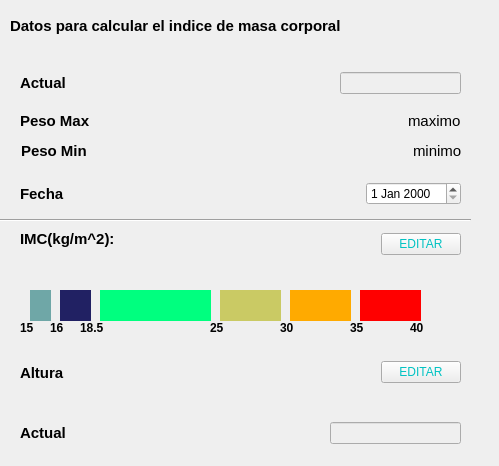
Before: the Qt Designer form persona.ui in XMoiX22/Qt-Calculo-IMC, drawn with Qt 5.
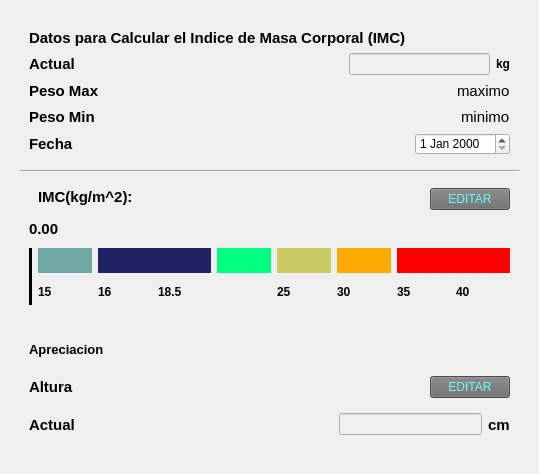
After: the same form once the commit is applied. Icons and pictures are not drawn.

Diff of the .ui file:
```diff
--- a/persona.ui
+++ b/persona.ui
@@ -6,22 +6,45 @@
    <rect>
     <x>0</x>
     <y>0</y>
-    <width>499</width>
-    <height>466</height>
+    <width>539</width>
+    <height>474</height>
    </rect>
   </property>
   <property name="windowTitle">
    <string>Form</string>
   </property>
+  <property name="windowIcon">
+   <iconset resource="recursos.qrc">
+    <normaloff>:/new/prefix1/recursos/indice-de-masa-corporal.png</normaloff>
+    <disabledoff>:/new/prefix1/recursos/indice-de-masa-corporal.png</disabledoff>:/new/prefix1/recursos/indice-de-masa-corporal.png</iconset>
+  </property>
+  <property name="styleSheet">
+   <string notr="true">color: rgb(0, 0, 0);</string>
+  </property>
+  <layout class="QGridLayout" name="gridLayout_4">
+   <item row="0" column="0">
+    <widget class="QWidget" name="widget" native="true">
+     <layout class="QGridLayout" name="gridLayout_3">
+      <item row="0" column="0">
+       <widget class="QWidget" name="widget_2" native="true">
+        <layout class="QVBoxLayout" name="verticalLayout">
+         <item>
   <widget class="QLabel" name="label">
-   <property name="geometry">
-    <rect>
-     <x>10</x>
-     <y>10</y>
-     <width>361</width>
-     <height>31</height>
-    </rect>
-   </property>
+           <property name="font">
+            <font>
+             <pointsize>11</pointsize>
+             <bold>true</bold>
+            </font>
+           </property>
+           <property name="text">
+            <string>Datos para Calcular el Indice de Masa Corporal (IMC)</string>
+           </property>
+          </widget>
+         </item>
+         <item>
+          <layout class="QHBoxLayout" name="horizontalLayout_6">
+           <item>
+            <widget class="QLabel" name="label_12">
    <property name="font">
     <font>
      <pointsize>11</pointsize>
@@ -29,18 +52,49 @@
     </font>
    </property>
    <property name="text">
-    <string>Datos para calcular el indice de masa corporal</string>
-   </property>
-  </widget>
-  <widget class="QWidget" name="layoutWidget">
-   <property name="geometry">
-    <rect>
-     <x>20</x>
-     <y>110</y>
-     <width>441</width>
-     <height>22</height>
-    </rect>
-   </property>
+              <string>Actual</string>
+             </property>
+            </widget>
+           </item>
+           <item>
+            <spacer name="horizontalSpacer_6">
+             <property name="orientation">
+              <enum>Qt::Horizontal</enum>
+             </property>
+             <property name="sizeHint" stdset="0">
+              <size>
+               <width>268</width>
+               <height>20</height>
+              </size>
+             </property>
+            </spacer>
+           </item>
+           <item>
+            <widget class="QLineEdit" name="lineEdit_4">
+             <property name="enabled">
+              <bool>false</bool>
+             </property>
+             <property name="alignment">
+              <set>Qt::AlignRight|Qt::AlignTrailing|Qt::AlignVCenter</set>
+             </property>
+            </widget>
+           </item>
+           <item>
+            <widget class="QLabel" name="label_25">
+             <property name="font">
+              <font>
+               <pointsize>9</pointsize>
+               <bold>true</bold>
+              </font>
+             </property>
+             <property name="text">
+              <string>kg</string>
+             </property>
+            </widget>
+           </item>
+          </layout>
+         </item>
+         <item>
    <layout class="QHBoxLayout" name="horizontalLayout_5">
     <item>
      <widget class="QLabel" name="label_10">
@@ -82,296 +136,8 @@
      </widget>
     </item>
    </layout>
-  </widget>
-  <widget class="QWidget" name="layoutWidget_2">
-   <property name="geometry">
-    <rect>
-     <x>20</x>
-     <y>70</y>
-     <width>441</width>
-     <height>26</height>
-    </rect>
-   </property>
-   <layout class="QHBoxLayout" name="horizontalLayout_6">
-    <item>
-     <widget class="QLabel" name="label_12">
-      <property name="font">
-       <font>
-        <pointsize>11</pointsize>
-        <bold>true</bold>
-       </font>
-      </property>
-      <property name="text">
-       <string>Actual</string>
-      </property>
-     </widget>
     </item>
     <item>
-     <spacer name="horizontalSpacer_6">
-      <property name="orientation">
-       <enum>Qt::Horizontal</enum>
-      </property>
-      <property name="sizeHint" stdset="0">
-       <size>
-        <width>268</width>
-        <height>20</height>
-       </size>
-      </property>
-     </spacer>
-    </item>
-    <item>
-     <widget class="QLineEdit" name="lineEdit_4">
-      <property name="enabled">
-       <bool>false</bool>
-      </property>
-     </widget>
-    </item>
-   </layout>
-  </widget>
-  <widget class="Line" name="line">
-   <property name="geometry">
-    <rect>
-     <x>0</x>
-     <y>210</y>
-     <width>471</width>
-     <height>20</height>
-    </rect>
-   </property>
-   <property name="orientation">
-    <enum>Qt::Horizontal</enum>
-   </property>
-  </widget>
-  <widget class="QLabel" name="label_2">
-   <property name="geometry">
-    <rect>
-     <x>30</x>
-     <y>290</y>
-     <width>21</width>
-     <height>31</height>
-    </rect>
-   </property>
-   <property name="styleSheet">
-    <string notr="true">background-color: rgb(111, 167, 167);</string>
-   </property>
-   <property name="text">
-    <string/>
-   </property>
-  </widget>
-  <widget class="QLabel" name="label_3">
-   <property name="geometry">
-    <rect>
-     <x>60</x>
-     <y>290</y>
-     <width>31</width>
-     <height>31</height>
-    </rect>
-   </property>
-   <property name="styleSheet">
-    <string notr="true">background-color: rgb(33, 33, 99);</string>
-   </property>
-   <property name="text">
-    <string/>
-   </property>
-  </widget>
-  <widget class="QLabel" name="label_13">
-   <property name="geometry">
-    <rect>
-     <x>100</x>
-     <y>290</y>
-     <width>111</width>
-     <height>31</height>
-    </rect>
-   </property>
-   <property name="styleSheet">
-    <string notr="true">background-color: rgb(0, 255, 127);</string>
-   </property>
-   <property name="text">
-    <string/>
-   </property>
-  </widget>
-  <widget class="QLabel" name="label_14">
-   <property name="geometry">
-    <rect>
-     <x>220</x>
-     <y>290</y>
-     <width>61</width>
-     <height>31</height>
-    </rect>
-   </property>
-   <property name="styleSheet">
-    <string notr="true">background-color: rgb(202, 202, 100);</string>
-   </property>
-   <property name="text">
-    <string/>
-   </property>
-  </widget>
-  <widget class="QLabel" name="label_15">
-   <property name="geometry">
-    <rect>
-     <x>290</x>
-     <y>290</y>
-     <width>61</width>
-     <height>31</height>
-    </rect>
-   </property>
-   <property name="styleSheet">
-    <string notr="true">background-color: rgb(255, 170, 0);</string>
-   </property>
-   <property name="text">
-    <string/>
-   </property>
-  </widget>
-  <widget class="QLabel" name="label_16">
-   <property name="geometry">
-    <rect>
-     <x>360</x>
-     <y>290</y>
-     <width>61</width>
-     <height>31</height>
-    </rect>
-   </property>
-   <property name="styleSheet">
-    <string notr="true">background-color: rgb(255, 0, 0);</string>
-   </property>
-   <property name="text">
-    <string/>
-   </property>
-  </widget>
-  <widget class="QLabel" name="label_17">
-   <property name="geometry">
-    <rect>
-     <x>20</x>
-     <y>320</y>
-     <width>16</width>
-     <height>16</height>
-    </rect>
-   </property>
-   <property name="font">
-    <font>
-     <bold>true</bold>
-    </font>
-   </property>
-   <property name="text">
-    <string>15</string>
-   </property>
-  </widget>
-  <widget class="QLabel" name="label_18">
-   <property name="geometry">
-    <rect>
-     <x>50</x>
-     <y>320</y>
-     <width>16</width>
-     <height>16</height>
-    </rect>
-   </property>
-   <property name="font">
-    <font>
-     <bold>true</bold>
-    </font>
-   </property>
-   <property name="text">
-    <string>16</string>
-   </property>
-  </widget>
-  <widget class="QLabel" name="label_19">
-   <property name="geometry">
-    <rect>
-     <x>80</x>
-     <y>320</y>
-     <width>31</width>
-     <height>16</height>
-    </rect>
-   </property>
-   <property name="font">
-    <font>
-     <bold>true</bold>
-    </font>
-   </property>
-   <property name="text">
-    <string>18.5</string>
-   </property>
-  </widget>
-  <widget class="QLabel" name="label_20">
-   <property name="geometry">
-    <rect>
-     <x>210</x>
-     <y>320</y>
-     <width>16</width>
-     <height>16</height>
-    </rect>
-   </property>
-   <property name="font">
-    <font>
-     <bold>true</bold>
-    </font>
-   </property>
-   <property name="text">
-    <string>25</string>
-   </property>
-  </widget>
-  <widget class="QLabel" name="label_21">
-   <property name="geometry">
-    <rect>
-     <x>280</x>
-     <y>320</y>
-     <width>16</width>
-     <height>16</height>
-    </rect>
-   </property>
-   <property name="font">
-    <font>
-     <bold>true</bold>
-    </font>
-   </property>
-   <property name="text">
-    <string>30</string>
-   </property>
-  </widget>
-  <widget class="QLabel" name="label_22">
-   <property name="geometry">
-    <rect>
-     <x>350</x>
-     <y>320</y>
-     <width>16</width>
-     <height>16</height>
-    </rect>
-   </property>
-   <property name="font">
-    <font>
-     <bold>true</bold>
-    </font>
-   </property>
-   <property name="text">
-    <string>35</string>
-   </property>
-  </widget>
-  <widget class="QLabel" name="label_23">
-   <property name="geometry">
-    <rect>
-     <x>410</x>
-     <y>320</y>
-     <width>16</width>
-     <height>16</height>
-    </rect>
-   </property>
-   <property name="font">
-    <font>
-     <bold>true</bold>
-    </font>
-   </property>
-   <property name="text">
-    <string>40</string>
-   </property>
-  </widget>
-  <widget class="QWidget" name="layoutWidget">
-   <property name="geometry">
-    <rect>
-     <x>21</x>
-     <y>140</y>
-     <width>441</width>
-     <height>22</height>
-    </rect>
-   </property>
    <layout class="QHBoxLayout" name="horizontalLayout_4">
     <item>
      <widget class="QLabel" name="label_4">
@@ -413,16 +179,8 @@
      </widget>
     </item>
    </layout>
-  </widget>
-  <widget class="QWidget" name="layoutWidget">
-   <property name="geometry">
-    <rect>
-     <x>20</x>
-     <y>180</y>
-     <width>441</width>
-     <height>27</height>
-    </rect>
-   </property>
+         </item>
+         <item>
    <layout class="QHBoxLayout" name="horizontalLayout_7">
     <item>
      <widget class="QLabel" name="label_6">
@@ -454,16 +212,130 @@
      <widget class="QDateEdit" name="dateEdit"/>
     </item>
    </layout>
-  </widget>
-  <widget class="QWidget" name="layoutWidget">
-   <property name="geometry">
-    <rect>
-     <x>20</x>
-     <y>230</y>
-     <width>441</width>
-     <height>29</height>
-    </rect>
-   </property>
+         </item>
+        </layout>
+       </widget>
+      </item>
+      <item row="1" column="0">
+       <widget class="Line" name="line">
+        <property name="orientation">
+         <enum>Qt::Horizontal</enum>
+        </property>
+       </widget>
+      </item>
+      <item row="2" column="0">
+       <widget class="QWidget" name="widget_3" native="true">
+        <layout class="QGridLayout" name="gridLayout">
+         <item row="2" column="0" rowspan="2">
+          <widget class="Line" name="line_2">
+           <property name="styleSheet">
+            <string notr="true"/>
+           </property>
+           <property name="frameShadow">
+            <enum>QFrame::Plain</enum>
+           </property>
+           <property name="lineWidth">
+            <number>4</number>
+           </property>
+           <property name="orientation">
+            <enum>Qt::Vertical</enum>
+           </property>
+          </widget>
+         </item>
+         <item row="3" column="1">
+          <widget class="QLabel" name="label_17">
+           <property name="font">
+            <font>
+             <bold>true</bold>
+            </font>
+           </property>
+           <property name="text">
+            <string>15</string>
+           </property>
+          </widget>
+         </item>
+         <item row="3" column="2">
+          <widget class="QLabel" name="label_18">
+           <property name="font">
+            <font>
+             <bold>true</bold>
+            </font>
+           </property>
+           <property name="text">
+            <string>16</string>
+           </property>
+          </widget>
+         </item>
+         <item row="3" column="8">
+          <widget class="QLabel" name="label_23">
+           <property name="font">
+            <font>
+             <bold>true</bold>
+            </font>
+           </property>
+           <property name="text">
+            <string>40</string>
+           </property>
+          </widget>
+         </item>
+         <item row="2" column="2" colspan="2">
+          <widget class="QLabel" name="label_3">
+           <property name="styleSheet">
+            <string notr="true">background-color: rgb(33, 33, 99);</string>
+           </property>
+           <property name="text">
+            <string/>
+           </property>
+          </widget>
+         </item>
+         <item row="2" column="5">
+          <widget class="QLabel" name="label_14">
+           <property name="styleSheet">
+            <string notr="true">background-color: rgb(202, 202, 100);</string>
+           </property>
+           <property name="text">
+            <string/>
+           </property>
+          </widget>
+         </item>
+         <item row="3" column="3" colspan="2">
+          <widget class="QLabel" name="label_19">
+           <property name="font">
+            <font>
+             <bold>true</bold>
+            </font>
+           </property>
+           <property name="text">
+            <string>18.5</string>
+           </property>
+          </widget>
+         </item>
+         <item row="3" column="5">
+          <widget class="QLabel" name="label_20">
+           <property name="font">
+            <font>
+             <bold>true</bold>
+            </font>
+           </property>
+           <property name="text">
+            <string>25</string>
+           </property>
+          </widget>
+         </item>
+         <item row="1" column="0" colspan="2">
+          <widget class="QLabel" name="label_24">
+           <property name="font">
+            <font>
+             <pointsize>11</pointsize>
+             <bold>true</bold>
+            </font>
+           </property>
+           <property name="text">
+            <string>0.00</string>
+           </property>
+          </widget>
+         </item>
+         <item row="0" column="1" colspan="8">
    <layout class="QHBoxLayout" name="horizontalLayout">
     <item>
      <layout class="QFormLayout" name="formLayout_5">
@@ -501,9 +373,8 @@
        <bool>false</bool>
       </property>
       <property name="styleSheet">
-       <string notr="true">color: rgb(0, 194, 194);
-font: 75 9pt &quot;MS Shell Dlg 2&quot;;
-background-color: rgb(238, 238, 238);</string>
+              <string notr="true">background-color: rgb(107, 107, 107);
+color: rgb(103, 255, 250);</string>
       </property>
       <property name="text">
        <string>EDITAR</string>
@@ -511,16 +382,91 @@
      </widget>
     </item>
    </layout>
-  </widget>
-  <widget class="QWidget" name="layoutWidget">
-   <property name="geometry">
-    <rect>
-     <x>20</x>
-     <y>360</y>
-     <width>441</width>
-     <height>25</height>
-    </rect>
-   </property>
+         </item>
+         <item row="2" column="7" colspan="2">
+          <widget class="QLabel" name="label_16">
+           <property name="styleSheet">
+            <string notr="true">background-color: rgb(255, 0, 0);</string>
+           </property>
+           <property name="text">
+            <string/>
+           </property>
+          </widget>
+         </item>
+         <item row="2" column="4">
+          <widget class="QLabel" name="label_13">
+           <property name="styleSheet">
+            <string notr="true">background-color: rgb(0, 255, 127);</string>
+           </property>
+           <property name="text">
+            <string/>
+           </property>
+          </widget>
+         </item>
+         <item row="3" column="6">
+          <widget class="QLabel" name="label_21">
+           <property name="font">
+            <font>
+             <bold>true</bold>
+            </font>
+           </property>
+           <property name="text">
+            <string>30</string>
+           </property>
+          </widget>
+         </item>
+         <item row="3" column="7">
+          <widget class="QLabel" name="label_22">
+           <property name="font">
+            <font>
+             <bold>true</bold>
+            </font>
+           </property>
+           <property name="text">
+            <string>35</string>
+           </property>
+          </widget>
+         </item>
+         <item row="2" column="1">
+          <widget class="QLabel" name="label_2">
+           <property name="styleSheet">
+            <string notr="true">background-color: rgb(111, 167, 167);</string>
+           </property>
+           <property name="text">
+            <string/>
+           </property>
+          </widget>
+         </item>
+         <item row="2" column="6">
+          <widget class="QLabel" name="label_15">
+           <property name="styleSheet">
+            <string notr="true">background-color: rgb(255, 170, 0);</string>
+           </property>
+           <property name="text">
+            <string/>
+           </property>
+          </widget>
+         </item>
+        </layout>
+       </widget>
+      </item>
+      <item row="3" column="0">
+       <widget class="QWidget" name="widget_4" native="true">
+        <layout class="QGridLayout" name="gridLayout_2">
+         <item row="0" column="0">
+          <widget class="QLabel" name="label_27">
+           <property name="font">
+            <font>
+             <pointsize>10</pointsize>
+             <bold>true</bold>
+            </font>
+           </property>
+           <property name="text">
+            <string>Apreciacion</string>
+           </property>
+          </widget>
+         </item>
+         <item row="1" column="0">
    <layout class="QHBoxLayout" name="horizontalLayout_2">
     <item>
      <widget class="QLabel" name="label_7">
@@ -551,9 +497,8 @@
     <item>
      <widget class="QPushButton" name="pushButton_2">
       <property name="styleSheet">
-       <string notr="true">color: rgb(0, 194, 194);
-font: 75 9pt &quot;MS Shell Dlg 2&quot;;
-background-color: rgb(238, 238, 238);</string>
+              <string notr="true">background-color: rgb(107, 107, 107);
+color: rgb(103, 255, 250);</string>
       </property>
       <property name="text">
        <string>EDITAR</string>
@@ -561,16 +506,8 @@
      </widget>
     </item>
    </layout>
-  </widget>
-  <widget class="QWidget" name="layoutWidget">
-   <property name="geometry">
-    <rect>
-     <x>20</x>
-     <y>420</y>
-     <width>441</width>
-     <height>26</height>
-    </rect>
-   </property>
+         </item>
+         <item row="2" column="0">
    <layout class="QHBoxLayout" name="horizontalLayout_3">
     <item>
      <widget class="QLabel" name="label_8">
@@ -603,11 +540,36 @@
       <property name="enabled">
        <bool>false</bool>
       </property>
-     </widget>
-    </item>
-   </layout>
-  </widget>
- </widget>
- <resources/>
+             <property name="alignment">
+              <set>Qt::AlignRight|Qt::AlignTrailing|Qt::AlignVCenter</set>
+             </property>
+            </widget>
+           </item>
+           <item>
+            <widget class="QLabel" name="label_26">
+             <property name="font">
+              <font>
+               <pointsize>11</pointsize>
+               <bold>true</bold>
+              </font>
+             </property>
+             <property name="text">
+              <string>cm</string>
+             </property>
+            </widget>
+           </item>
+          </layout>
+         </item>
+        </layout>
+       </widget>
+      </item>
+     </layout>
+    </widget>
+   </item>
+  </layout>
+ </widget>
+ <resources>
+  <include location="recursos.qrc"/>
+ </resources>
  <connections/>
 </ui>
```
Left out of the diff: 2 changed lines with no effect on the pictures. Lines whose indentation alone changed are shown as unchanged.
